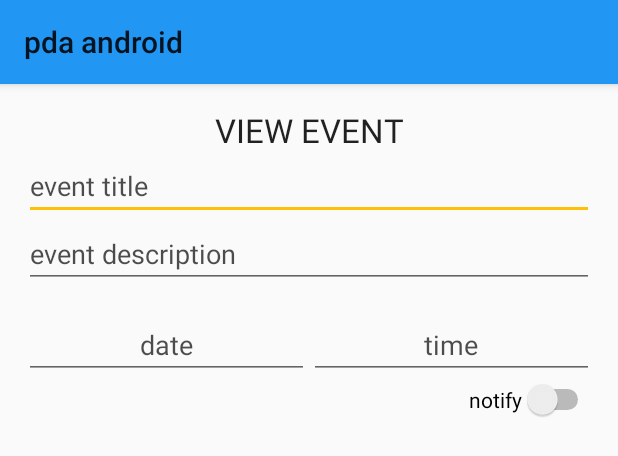
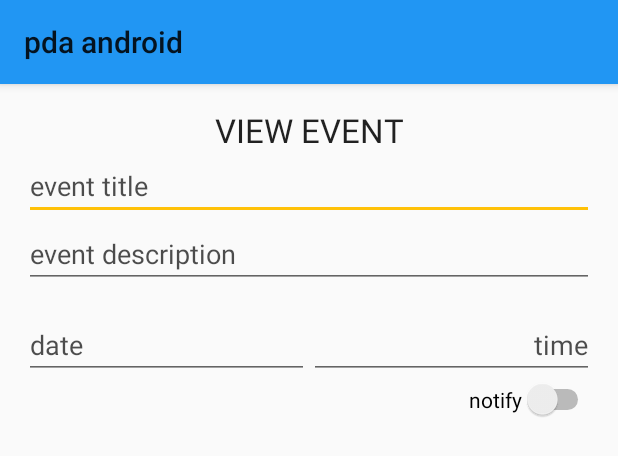
Before and after one commit to wathmal/pda-android, an Android app: the layout dialog_event.xml on its own in the app's theme, with its tools: preview values and no code run, on a phone screen of 412 x 824 dp. Shown: the top 456 px of the screen. Run offline under Robolectric (Android 15) with nearby library versions, the light colour scheme and no system bars.

Commit message:
event viewing implemented

```diff
--- a/app/src/main/res/layout/dialog_event.xml
+++ b/app/src/main/res/layout/dialog_event.xml
@@ -53,8 +53,7 @@
             android:inputType="date"
             android:textAlignment="center"
             android:id="@+id/editTextDate"
-            android:hint="date"
-            android:gravity="center_horizontal" />
+            android:hint="date" />
 
         <EditText
             android:layout_width="0dp"
@@ -64,7 +63,7 @@
             android:textAlignment="center"
             android:id="@+id/editTextTime"
             android:hint="time"
-            android:gravity="center_horizontal" />
+            android:gravity="right" />
 
 
 
```
Also changed, not shown: app/src/main/java/com/awesome/wathmal/awesomeapp/DialogEvent.java (+11 -5 lines), app/src/main/java/com/awesome/wathmal/awesomeapp/MainActivity.java (+7 -1 lines).
